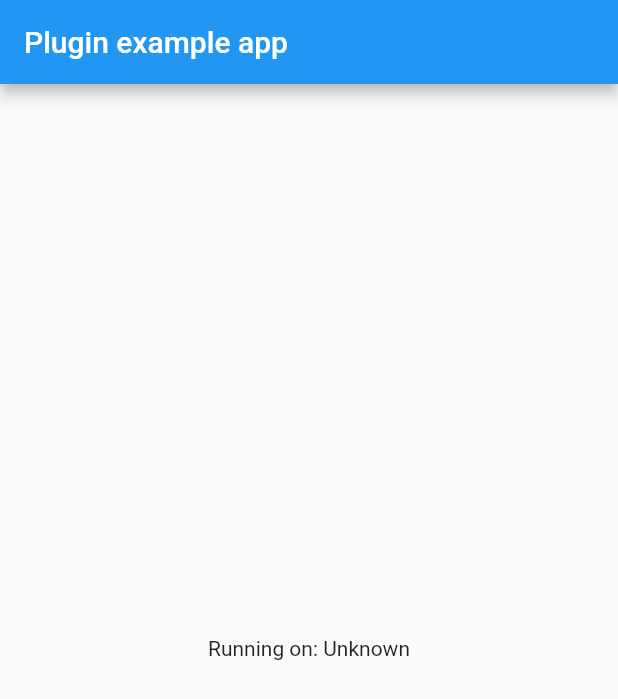
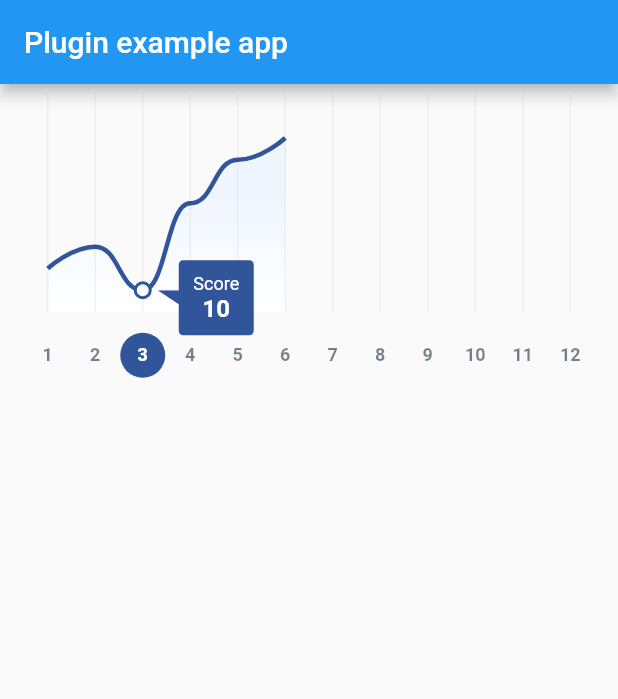
Before and after one commit to quan97dn/supreme_chart, a Flutter app: the screen it shows after launch, on a phone screen of 412 x 824 dp. Shown: the top 699 px of the screen. Run offline on Flutter 3.47's test engine with Material 2 defaults, Android fonts, the phone set to English and light mode, and no system bars.

Commit message:
initial chart month line

```diff
--- a/example/lib/main.dart
+++ b/example/lib/main.dart
@@ -1,47 +1,12 @@
+// Cores
 import 'package:flutter/material.dart';
-import 'dart:async';
-
-import 'package:flutter/services.dart';
 import 'package:supreme_chart/supreme_chart.dart';
 
 void main() {
   runApp(MyApp());
 }
 
-class MyApp extends StatefulWidget {
-  @override
-  _MyAppState createState() => _MyAppState();
-}
-
-class _MyAppState extends State<MyApp> {
-  String _platformVersion = 'Unknown';
-
-  @override
-  void initState() {
-    super.initState();
-    initPlatformState();
-  }
-
-  // Platform messages are asynchronous, so we initialize in an async method.
-  Future<void> initPlatformState() async {
-    String platformVersion;
-    // Platform messages may fail, so we use a try/catch PlatformException.
-    try {
-      platformVersion = await SupremeChart.platformVersion;
-    } on PlatformException {
-      platformVersion = 'Failed to get platform version.';
-    }
-
-    // If the widget was removed from the tree while the asynchronous platform
-    // message was in flight, we want to discard the reply rather than calling
-    // setState to update our non-existent appearance.
-    if (!mounted) return;
-
-    setState(() {
-      _platformVersion = platformVersion;
-    });
-  }
-
+class MyApp extends StatelessWidget {
   @override
   Widget build(BuildContext context) {
     return MaterialApp(
@@ -49,8 +14,9 @@ class _MyAppState extends State<MyApp> {
         appBar: AppBar(
           title: const Text('Plugin example app'),
         ),
-        body: Center(
-          child: Text('Running on: $_platformVersion\n'),
+        body: MonthLineChart(
+          levelAmplitude: [20, 30, 10, 50, 70, 80],
+          activeMonth: 3,
         ),
       ),
     );
--- /dev/null
+++ b/lib/src/charts/month_line_chart.dart
@@ -0,0 +1,268 @@
+// Cores
+import 'dart:async';
+import 'dart:ui';
+import 'package:flutter/material.dart';
+// Models
+import 'package:supreme_chart/src/models/line_chart.dart';
+// Widgets
+import 'package:supreme_chart/src/widgets/line_chart/action_chart.dart';
+import 'package:supreme_chart/src/widgets/line_chart/draw_chart.dart';
+import 'package:supreme_chart/src/widgets/line_chart/info_score.dart';
+import 'package:supreme_chart/src/widgets/line_chart/column_vertical_measure.dart';
+// Utils
+import 'package:supreme_chart/src/utils/constants/colors/colors.dart';
+import 'package:supreme_chart/src/utils/constants/strings/index.dart'
+    as strings;
+
+enum MonthEnum {
+  midyear,
+  yearling,
+}
+
+class MonthLineChart extends StatefulWidget {
+  final MonthEnum typeMonth;
+  final double maxAmplitude;
+  final List<int> levelAmplitude;
+  final int activeMonth;
+  final double chartWidth;
+  final double chartHeight;
+  final double horizontalPadding;
+  final double lineWidth;
+  final double strokeWidth;
+  final double circularSize;
+  final double scoreContentWidth;
+  final double scoreContentHeight;
+  final double scoreArrowWidth;
+  final double scoreArrowHeight;
+  final double buttonCircleSize;
+  final String textScoreDescription;
+  final List<Color> colorGradientShadow;
+  final Color colorBgActiveAction;
+  final Color colorBgTextActiveAction;
+  final Color colorDrawLine;
+  final Color colorBgInfo;
+  final Color colorTextInfo;
+  final Color colorLineVerticalMeasure;
+  final Color colorBoderIndicatorMeasure;
+
+  MonthLineChart({
+    this.typeMonth = MonthEnum.yearling,
+    this.maxAmplitude = 100,
+    @required this.levelAmplitude,
+    this.activeMonth,
+    this.chartWidth,
+    this.chartHeight = 145,
+    this.horizontalPadding = 16,
+    this.lineWidth = 3,
+    this.strokeWidth = 2,
+    this.circularSize = 10,
+    this.scoreContentWidth = 50,
+    this.scoreContentHeight = 50,
+    this.scoreArrowWidth = 15,
+    this.scoreArrowHeight = 10,
+    this.buttonCircleSize = 30,
+    this.textScoreDescription = strings.score,
+    this.colorGradientShadow = const [
+      ThemeColors.aliceBlue,
+      ThemeColors.white,
+    ],
+    this.colorBgActiveAction = ThemeColors.mainColor,
+    this.colorBgTextActiveAction = ThemeColors.blueBlackOpacity055,
+    this.colorDrawLine = ThemeColors.mainColor,
+    this.colorBgInfo = ThemeColors.mainColor,
+    this.colorTextInfo = ThemeColors.white,
+    this.colorLineVerticalMeasure = ThemeColors.blueBlackOpacity05,
+    this.colorBoderIndicatorMeasure = ThemeColors.mainColor,
+  });
+
+  @override
+  _MonthLineChartState createState() => _MonthLineChartState();
+}
+
+class _MonthLineChartState extends State<MonthLineChart> {
+  List<LineChart> _months = [];
+  LineChart _monthActive;
+  double _chartWidth;
+  int _numberItems;
+
+  @override
+  void initState() {
+    super.initState();
+    _initMonthValue();
+    _addItemMonthChart();
+  }
+
+  void _initLayoutChart() {
+    _chartWidth = (widget.chartWidth ?? MediaQuery.of(context).size.width) -
+        (widget.horizontalPadding * 2);
+  }
+
+  void _initMonthValue() {
+    _numberItems = widget.typeMonth == MonthEnum.yearling ? 12 : 6;
+    _monthActive = null;
+    for (var i = 1; i <= _numberItems; i++) {
+      _months.add(
+        LineChart(
+          text: i.toString(),
+          isActive: false,
+          value: null,
+        ),
+      );
+    }
+  }
+
+  void _addItemMonthChart() {
+    widget.levelAmplitude.asMap().forEach((index, value) {
+      if (index <= _months.length - 1) {
+        if (widget.activeMonth == index + 1) {
+          _monthActive = _months[index];
+          _months[index].isActive = true;
+        }
+        _months[index].value = value;
+      }
+    });
+    Timer(
+      Duration(milliseconds: 500),
+      () => setState(() {}),
+    );
+  }
+
+  void _updateItemActive(LineChart item) {
+    _months.forEach((element) {
+      if (element.text == item.text) {
+        element.isActive = true;
+        _monthActive = item;
+      } else {
+        element.isActive = false;
+      }
+    });
+    setState(() {});
+  }
+
+  @override
+  Widget build(BuildContext context) {
+    _initLayoutChart();
+    return Padding(
+      padding: EdgeInsets.symmetric(horizontal: widget.horizontalPadding),
+      child: Column(
+        crossAxisAlignment: CrossAxisAlignment.start,
+        children: <Widget>[
+          Column(
+            children: <Widget>[
+              Stack(
+                overflow: Overflow.visible,
+                children: <Widget>[
+                  _renderShadowChart(),
+                  _wrapChart(),
+                  if (_monthActive?.offset?.dx != null) _infoScore()
+                ],
+              ),
+              SizedBox(height: 13),
+              Row(
+                mainAxisAlignment: MainAxisAlignment.spaceBetween,
+                children: _months
+                    .map(
+                      (e) => ActionChart(
+                        itemPositionSize: _chartWidth / _numberItems,
+                        monthData: e,
+                        updateItemActive: _updateItemActive,
+                        buttonCircleSize: widget.buttonCircleSize,
+                      ),
+                    )
+                    .toList(),
+              ),
+            ],
+          ),
+        ],
+      ),
+    );
+  }
+
+  Widget _wrapChart() {
+    return CustomPaint(
+      painter: DrawChart(
+        months: _months,
+        maxAmplitude: widget.maxAmplitude,
+        circularSize: widget.circularSize,
+        totalItems: _numberItems,
+        strokeWidth: widget.strokeWidth,
+        lineWidth: widget.lineWidth,
+        lineColor: widget.colorDrawLine,
+        paintingStyle: PaintingStyle.stroke,
+      ),
+      size: Size(double.infinity, widget.chartHeight),
+      child: _drawColumnMeasure(),
+    );
+  }
+
+  Widget _infoScore() {
+    return Positioned(
+      top: _monthActive.offset.dy -
+          ((widget.scoreContentHeight - widget.scoreArrowHeight) / 2),
+      left: _monthActive.offset.dx < _chartWidth * 2 / 3
+          ? _monthActive.offset.dx + 10
+          : _monthActive.offset.dx -
+              widget.scoreContentWidth -
+              widget.scoreArrowWidth -
+              10,
+      child: InfoScore(
+        month: _monthActive,
+        chartWidth: _chartWidth,
+        scoreContentHeight: widget.scoreContentHeight,
+        scoreContentWidth: widget.scoreContentWidth,
+        scoreArrowHeight: widget.scoreArrowHeight,
+        scoreArrowWidth: widget.scoreArrowWidth,
+        textScore: widget.textScoreDescription,
+        colorBgInfo: widget.colorBgInfo,
+        colorTextInfo: widget.colorTextInfo,
+      ),
+    );
+  }
+
+  Widget _renderShadowChart() {
+    return Positioned(
+      top: 0,
+      left: 0,
+      bottom: 0,
+      right: 0,
+      child: CustomPaint(
+        size: Size.infinite,
+        painter: DrawChart(
+          months: _months,
+          maxAmplitude: widget.maxAmplitude,
+          circularSize: widget.circularSize,
+          totalItems: _numberItems,
+          strokeWidth: 0,
+          lineWidth: 0,
+          paintingStyle: PaintingStyle.fill,
+          colors: widget.colorGradientShadow,
+        ),
+      ),
+    );
+  }
+
+  Widget _drawColumnMeasure() {
+    return Container(
+      alignment: Alignment.bottomCenter,
+      width: double.infinity,
+      child: Row(
+        crossAxisAlignment: CrossAxisAlignment.end,
+        mainAxisAlignment: MainAxisAlignment.spaceBetween,
+        children: _months
+            .map(
+              (e) => ColumnVerticalMeasure(
+                month: e,
+                itemHeight: widget.chartHeight,
+                strokeWidth: widget.strokeWidth,
+                maxAmplitude: widget.maxAmplitude,
+                circularSize: widget.circularSize,
+                itemWidth: _chartWidth / _numberItems,
+                colorLineVerticalMeasure: widget.colorLineVerticalMeasure,
+                colorBoderIndicatorMeasure: widget.colorBoderIndicatorMeasure,
+              ),
+            )
+            .toList(),
+      ),
+    );
+  }
+}
--- /dev/null
+++ b/lib/src/models/line_chart.dart
@@ -0,0 +1,15 @@
+// Cores
+import 'package:flutter/material.dart';
+
+class LineChart {
+  String text;
+  bool isActive;
+  int value;
+  Offset offset;
+  LineChart({
+    this.text,
+    this.isActive = false,
+    this.value,
+    this.offset,
+  });
+}
--- /dev/null
+++ b/lib/src/utils/constants/colors/colors.dart
@@ -0,0 +1,10 @@
+import 'dart:ui';
+
+class ThemeColors {
+  static const mainColor = Color.fromRGBO(48, 85, 154, 1);
+  static const white = Color.fromRGBO(255, 255, 255, 1);
+  static const aliceBlue = Color.fromRGBO(240, 246, 255, 1);
+  static const subColor = Color.fromRGBO(106, 171, 150, 1);
+  static const blueBlackOpacity055 = Color.fromRGBO(0, 24, 50, 0.55);
+  static const blueBlackOpacity05 = Color.fromRGBO(0, 24, 50, 0.05);
+}
--- /dev/null
+++ b/lib/src/utils/constants/strings/index.dart
@@ -0,0 +1 @@
+export './month_line_chart.dart';
--- /dev/null
+++ b/lib/src/utils/constants/strings/month_line_chart.dart
@@ -0,0 +1 @@
+const String score = 'Score';
--- /dev/null
+++ b/lib/src/widgets/line_chart/action_chart.dart
@@ -0,0 +1,60 @@
+// Cores
+import 'package:flutter/material.dart';
+// Models
+import 'package:supreme_chart/src/models/line_chart.dart';
+// Utils
+import 'package:supreme_chart/src/utils/constants/colors/colors.dart';
+
+class ActionChart extends StatelessWidget {
+  final double itemPositionSize;
+  final double buttonCircleSize;
+  final LineChart monthData;
+  final Function(LineChart chart) updateItemActive;
+  final Color colorBgActive;
+  final Color colorBgTextActive;
+
+  const ActionChart({
+    Key key,
+    this.itemPositionSize,
+    this.buttonCircleSize = 30,
+    this.monthData,
+    this.updateItemActive,
+    this.colorBgActive = ThemeColors.mainColor,
+    this.colorBgTextActive = ThemeColors.blueBlackOpacity055,
+  }) : super(key: key);
+
+  @override
+  Widget build(BuildContext context) {
+    return InkWell(
+      onTap: monthData.value != null
+          ? () {
+              updateItemActive(monthData);
+            }
+          : null,
+      child: Container(
+        width: itemPositionSize,
+        height: itemPositionSize,
+        child: Center(
+          child: Container(
+            width: buttonCircleSize,
+            height: buttonCircleSize,
+            decoration: BoxDecoration(
+              borderRadius: BorderRadius.circular(monthData.isActive ? 50 : 0),
+              color: monthData.isActive ? colorBgActive : Colors.transparent,
+            ),
+            alignment: Alignment.center,
+            child: Text(
+              monthData.text,
+              style: TextStyle(
+                fontSize: 12,
+                fontWeight: FontWeight.w600,
+                color:
+                    monthData.isActive ? ThemeColors.white : colorBgTextActive,
+              ),
+            ),
+          ),
+        ),
+      ),
+    );
+  }
+}
--- /dev/null
+++ b/lib/src/widgets/line_chart/column_vertical_measure.dart
@@ -0,0 +1,69 @@
+// Cores
+import 'package:flutter/material.dart';
+// Models
+import 'package:supreme_chart/src/models/line_chart.dart';
+// Utils
+import 'package:supreme_chart/src/utils/constants/colors/colors.dart';
+
+class ColumnVerticalMeasure extends StatelessWidget {
+  final double itemWidth;
+  final double itemHeight;
+  final double strokeWidth;
+  final double maxAmplitude;
+  final double circularSize;
+  final LineChart month;
+  final Color colorLineVerticalMeasure;
+  final Color colorBoderIndicatorMeasure;
+
+  ColumnVerticalMeasure({
+    Key key,
+    this.itemHeight,
+    this.strokeWidth,
+    this.maxAmplitude,
+    this.circularSize,
+    this.itemWidth,
+    this.month,
+    this.colorLineVerticalMeasure = ThemeColors.blueBlackOpacity05,
+    this.colorBoderIndicatorMeasure = ThemeColors.mainColor,
+  }) : super(key: key);
+
+  @override
+  Widget build(BuildContext context) {
+    return Stack(
+      children: <Widget>[
+        Container(
+          height: itemHeight + circularSize / 2 + strokeWidth,
+          width: itemWidth,
+          alignment: Alignment.bottomCenter,
+          child: Container(
+            height: itemHeight,
+            width: 1,
+            color: colorLineVerticalMeasure,
+          ),
+        ),
+        if (month.value != null)
+          Positioned(
+            bottom: month.value * itemHeight / maxAmplitude - circularSize / 2,
+            left: (itemWidth - circularSize) / 2,
+            child: month.isActive
+                ? Container(
+                    width: circularSize,
+                    height: circularSize,
+                    decoration: BoxDecoration(
+                      color: Colors.white,
+                      borderRadius: BorderRadius.circular(50),
+                    ),
+                    child: CircularProgressIndicator(
+                      value: 100,
+                      strokeWidth: strokeWidth,
+                      valueColor: AlwaysStoppedAnimation<Color>(
+                        colorBoderIndicatorMeasure,
+                      ),
+                    ),
+                  )
+                : SizedBox.shrink(),
+          ),
+      ],
+    );
+  }
+}
--- /dev/null
+++ b/lib/src/widgets/line_chart/draw_chart.dart
@@ -0,0 +1,126 @@
+// Cores
+import 'package:flutter/material.dart';
+// Models
+import 'package:supreme_chart/src/models/line_chart.dart';
+
+class DrawChart extends CustomPainter {
+  final List<LineChart> months;
+  final double maxAmplitude;
+  final double circularSize;
+  final int totalItems;
+  final double strokeWidth;
+  final double lineWidth;
+  final Color lineColor;
+  final PaintingStyle paintingStyle;
+  final List<Color> colors;
+
+  DrawChart({
+    this.months,
+    this.maxAmplitude,
+    this.circularSize,
+    this.totalItems,
+    this.strokeWidth,
+    this.lineWidth,
+    this.lineColor,
+    this.paintingStyle,
+    this.colors,
+  });
+
+  List<Offset> listOffset = [];
+
+  Offset _getPositionLine(Size size, int value, int index) {
+    final itemWidth = size.width / totalItems;
+    final itemHeight = size.height;
+    final height = (itemHeight -
+            (value *
+                    (itemHeight - strokeWidth - circularSize / 2) /
+                    maxAmplitude -
+                (circularSize / 2))) -
+        circularSize / 2;
+    final width = itemWidth / 2 + itemWidth * index;
+    return Offset(width, height);
+  }
+
+  @override
+  void paint(Canvas canvas, Size size) {
+    final stepSize = size.width / totalItems / 2;
+    final rect = Offset.zero & size;
+    final paint = Paint()
+      ..style = paintingStyle
+      ..strokeWidth = lineWidth;
+    if (lineColor != null) {
+      paint.color = lineColor;
+    }
+    if (colors != null) {
+      paint
+        ..shader = LinearGradient(
+          begin: Alignment.center,
+          end: Alignment.bottomCenter,
+          colors: colors,
+        ).createShader(rect);
+    }
+    final path = Path();
+
+    listOffset.clear();
+
+    months.asMap().forEach((index, element) {
+      if (element.value != null) {
+        months[index].offset =
+            _getPositionLine(size, months[index].value, index);
+        listOffset.add(months[index].offset);
+      }
+    });
+
+    if (listOffset.length > 1) {
+      path.moveTo(listOffset[0].dx, listOffset[0].dy);
+      for (var i = 0; i < listOffset.length - 1; i++) {
+        if (i == 0) {
+          path.cubicTo(
+            listOffset[0].dx,
+            listOffset[0].dy,
+            listOffset[0].dx + stepSize,
+            listOffset[1].dy,
+            listOffset[1].dx,
+            listOffset[1].dy,
+          );
+        } else if (i == listOffset.length - 2) {
+          path.cubicTo(
+            listOffset[i].dx + stepSize,
+            listOffset[i].dy,
+            listOffset[i + 1].dx,
+            listOffset[i + 1].dy,
+            listOffset[i + 1].dx,
+            listOffset[i + 1].dy,
+          );
+        } else {
+          path.cubicTo(
+            listOffset[i].dx + stepSize,
+            listOffset[i].dy,
+            listOffset[i].dx + stepSize,
+            listOffset[i + 1].dy,
+            listOffset[i + 1].dx,
+            listOffset[i + 1].dy,
+          );
+        }
+      }
+      if (colors != null) {
+        path
+          ..lineTo(listOffset.last.dx, size.height)
+          ..lineTo(listOffset.first.dx, size.height)
+          ..lineTo(listOffset.first.dx, listOffset.first.dy)
+          ..close();
+      }
+      canvas.drawPath(path, paint);
+    }
+  }
+
+  @override
+  bool shouldRepaint(CustomPainter oldDelegate) {
+    return false;
+  }
+
+  @override
+  bool shouldRebuildSemantics(CustomPainter oldDelegate) {
+    return false;
+  }
+}
--- /dev/null
+++ b/lib/src/widgets/line_chart/info_score.dart
@@ -0,0 +1,114 @@
+// Cores
+import 'package:flutter/material.dart';
+// Models
+import 'package:supreme_chart/src/models/line_chart.dart';
+// Utils
+import 'package:supreme_chart/src/utils/constants/colors/colors.dart';
+
+class InfoScore extends StatelessWidget {
+  final LineChart month;
+  final String textScore;
+  final double chartWidth;
+  final double scoreContentWidth;
+  final double scoreContentHeight;
+  final double scoreArrowWidth;
+  final double scoreArrowHeight;
+  final Color colorBgInfo;
+  final Color colorTextInfo;
+
+  InfoScore({
+    Key key,
+    this.month,
+    this.textScore,
+    this.chartWidth,
+    this.scoreContentWidth = 50,
+    this.scoreContentHeight = 50,
+    this.scoreArrowHeight = 10,
+    this.scoreArrowWidth = 15,
+    this.colorBgInfo = ThemeColors.mainColor,
+    this.colorTextInfo = ThemeColors.white,
+  }) : super(key: key);
+
+  @override
+  Widget build(BuildContext context) {
+    final _isLeft = month.offset.dx < chartWidth * 2 / 3;
+    return Row(
+      children: <Widget>[
+        if (_isLeft)
+          ClipPath(
+            clipper: CustomInfoScoreMarker(isShowLeft: true),
+            child: Container(
+              width: scoreArrowWidth,
+              height: scoreArrowHeight,
+              color: colorBgInfo,
+            ),
+          ),
+        Transform.translate(
+          offset: Offset(_isLeft ? -1 : 1, 0),
+          child: Container(
+            width: scoreContentWidth,
+            height: scoreContentHeight,
+            decoration: BoxDecoration(
+              color: colorBgInfo,
+              borderRadius: BorderRadius.circular(3),
+            ),
+            padding: EdgeInsets.symmetric(horizontal: 5),
+            child: Column(
+              mainAxisAlignment: MainAxisAlignment.center,
+              children: <Widget>[
+                Text(
+                  textScore,
+                  overflow: TextOverflow.ellipsis,
+                  style: TextStyle(
+                    fontSize: 12,
+                    color: colorTextInfo,
+                  ),
+                ),
+                Text(
+                  '${month.value}',
+                  overflow: TextOverflow.ellipsis,
+                  style: TextStyle(
+                    fontWeight: FontWeight.w600,
+                    fontSize: 16,
+                    color: colorTextInfo,
+                  ),
+                )
+              ],
+            ),
+          ),
+        ),
+        if (!_isLeft)
+          ClipPath(
+            clipper: CustomInfoScoreMarker(isShowLeft: false),
+            child: Container(
+              width: scoreArrowWidth,
+              height: scoreArrowHeight,
+              color: colorBgInfo,
+            ),
+          ),
+      ],
+    );
+  }
+}
+
+class CustomInfoScoreMarker extends CustomClipper<Path> {
+  final bool isShowLeft;
+  CustomInfoScoreMarker({this.isShowLeft});
+
+  @override
+  Path getClip(Size size) {
+    final path = Path();
+    if (isShowLeft) {
+      path
+        ..lineTo(size.width, 0)
+        ..lineTo(size.width, size.height)
+        ..lineTo(0, 0);
+    } else {
+      path..lineTo(size.width, 0)..lineTo(0, size.height)..lineTo(0, 0);
+    }
+    return path;
+  }
+
+  @override
+  bool shouldReclip(CustomInfoScoreMarker oldClipper) => false;
+}
--- a/lib/supreme_chart.dart
+++ b/lib/supreme_chart.dart
@@ -1,14 +1,3 @@
+library supreme_chart;
 
-import 'dart:async';
-
-import 'package:flutter/services.dart';
-
-class SupremeChart {
-  static const MethodChannel _channel =
-      const MethodChannel('supreme_chart');
-
-  static Future<String> get platformVersion async {
-    final String version = await _channel.invokeMethod('getPlatformVersion');
-    return version;
-  }
-}
+export 'src/charts/month_line_chart.dart';
```
Also changed, not shown: 2 other files.
